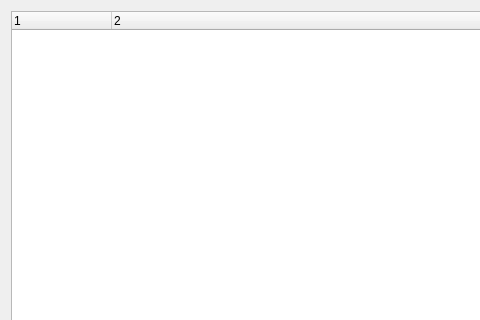
The window that src/gui/ui/ShortcutsDialog.ui (TeleMidia/nclcomposer) describes before a commit, drawn with Qt 5; both pictures show x 0 to 480 and y 0 to 320 of the 624 by 473 pixel window.
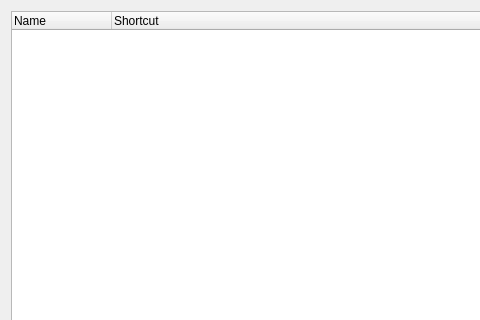
The same window after the commit.

Commit message:
gui: Name ShortcutsDialog headers as name/shortcut
* src/gui/ui/ShortcutsDialog.ui: Likewise.

```diff
--- a/src/gui/ui/ShortcutsDialog.ui
+++ b/src/gui/ui/ShortcutsDialog.ui
@@ -21,12 +21,12 @@
      </property>
      <column>
       <property name="text">
-       <string notr="true">1</string>
+       <string notr="true">Name</string>
       </property>
      </column>
      <column>
       <property name="text">
-       <string notr="true">2</string>
+       <string notr="true">Shortcut</string>
       </property>
      </column>
     </widget>
```
